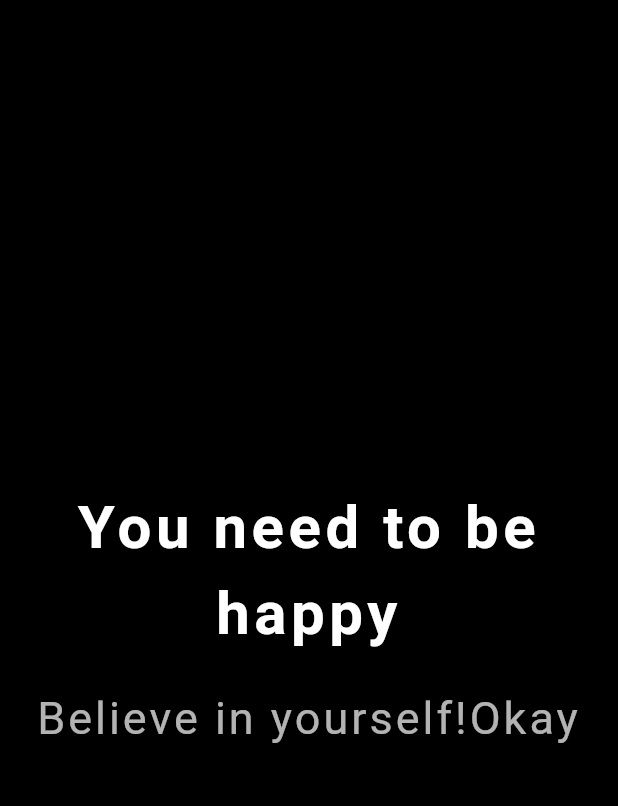
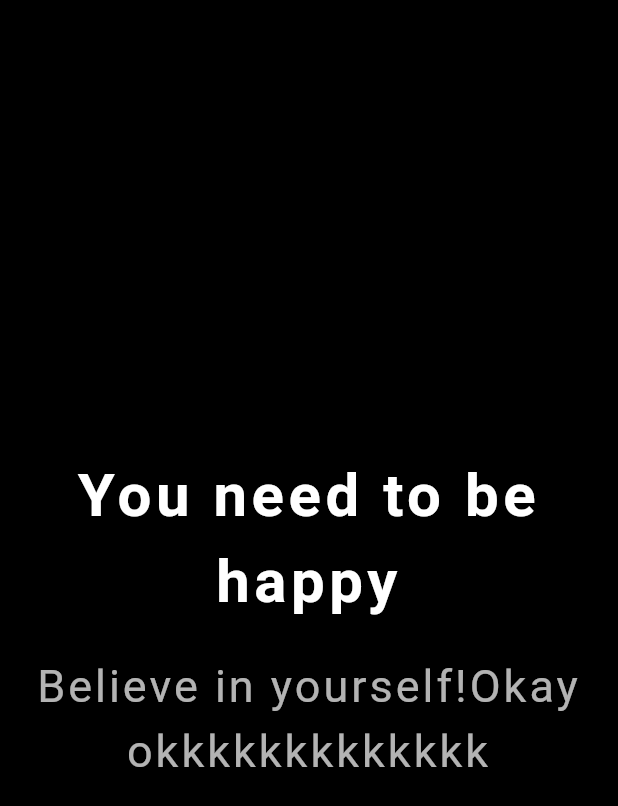
Before and after one commit to MubasharBasharat/newRepoo, a Flutter app: the screen it shows after launch, on a phone screen of 412 x 824 dp. Shown: the top 806 px of the screen. Run offline on Flutter 3.47's test engine with Material 3 defaults, Android fonts, the phone set to English and light mode, and no system bars; our stand-ins replace firebase_core, firebase_messaging, flutter_local_notifications; accounts and stored records are empty; Roboto replaces fonts that are missing (DancingScript).

Commit message:
another one

```diff
--- a/lib/home.dart
+++ b/lib/home.dart
@@ -53,7 +53,7 @@ class _HomeScreenState extends State<HomeScreen> {
             ),
             SizedBox(height: 20), // Space between the lines
             Text(
-              'Believe in yourself!Okay',
+              'Believe in yourself!Okay okkkkkkkkkkkkk',
               style: TextStyle(
                 fontSize: 30,
                 fontWeight: FontWeight.normal,
```
